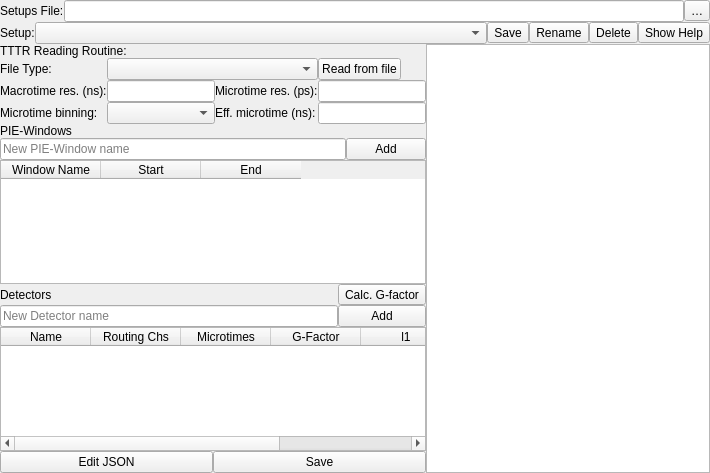
Old version of the form chisurf/gui/widgets/wizard/tttr_channeldefinition/detector_wizard_page.ui in the repository Fluorescence-Tools/chisurf.
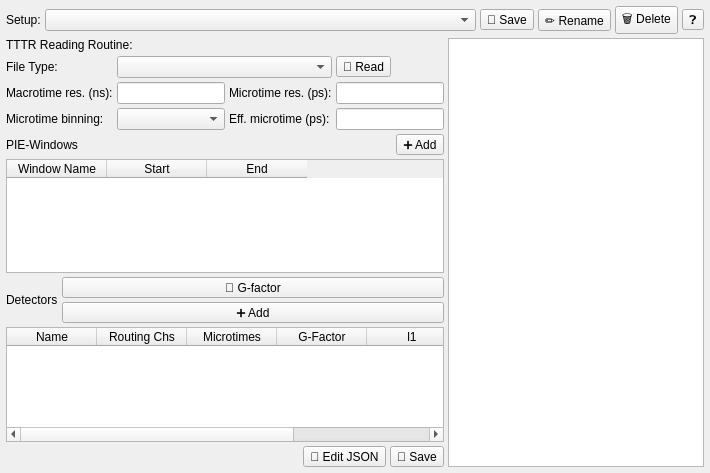
New version of the form.

```diff
--- a/chisurf/gui/widgets/wizard/tttr_channeldefinition/detector_wizard_page.ui
+++ b/chisurf/gui/widgets/wizard/tttr_channeldefinition/detector_wizard_page.ui
@@ -20,81 +20,8 @@
    <string>Detectors and PIE-window definition</string>
   </property>
   <layout class="QGridLayout" name="gridLayout">
-   <property name="leftMargin">
-    <number>0</number>
-   </property>
-   <property name="topMargin">
-    <number>0</number>
-   </property>
-   <property name="rightMargin">
-    <number>0</number>
-   </property>
-   <property name="bottomMargin">
-    <number>0</number>
-   </property>
-   <property name="spacing">
-    <number>0</number>
-   </property>
    <item row="0" column="0" colspan="2">
-    <layout class="QHBoxLayout" name="setups_file_layout">
-     <property name="spacing">
-      <number>0</number>
-     </property>
-     <property name="leftMargin">
-      <number>0</number>
-     </property>
-     <property name="topMargin">
-      <number>0</number>
-     </property>
-     <property name="rightMargin">
-      <number>0</number>
-     </property>
-     <property name="bottomMargin">
-      <number>0</number>
-     </property>
-     <item>
-      <widget class="QLabel" name="label">
-       <property name="text">
-        <string>Setups File:</string>
-       </property>
-      </widget>
-     </item>
-     <item>
-      <widget class="QLineEdit" name="setups_file_le">
-       <property name="readOnly">
-        <bool>true</bool>
-       </property>
-      </widget>
-     </item>
-     <item>
-      <widget class="QToolButton" name="load_setups_file_button">
-       <property name="toolTip">
-        <string>Load a different detector setups file</string>
-       </property>
-       <property name="text">
-        <string>…</string>
-       </property>
-      </widget>
-     </item>
-    </layout>
-   </item>
-   <item row="1" column="0" colspan="2">
     <layout class="QHBoxLayout" name="setup_layout">
-     <property name="spacing">
-      <number>0</number>
-     </property>
-     <property name="leftMargin">
-      <number>0</number>
-     </property>
-     <property name="topMargin">
-      <number>0</number>
-     </property>
-     <property name="rightMargin">
-      <number>0</number>
-     </property>
-     <property name="bottomMargin">
-      <number>0</number>
-     </property>
      <item>
       <widget class="QLabel" name="label_2">
        <property name="sizePolicy">
@@ -114,53 +41,35 @@
      <item>
       <widget class="QToolButton" name="save_setup_button">
        <property name="text">
-        <string>Save</string>
-       </property>
-      </widget>
+         <string>💾 Save</string>
+        </property>
+       <property name="toolTip"><string>Save the current setup parameters.</string></property></widget>
      </item>
      <item>
       <widget class="QToolButton" name="rename_setup_button">
        <property name="text">
-        <string>Rename</string>
-       </property>
-      </widget>
+         <string>✏️ Rename</string>
+        </property>
+       <property name="toolTip"><string>Rename the selected setup.</string></property></widget>
      </item>
      <item>
       <widget class="QToolButton" name="delete_setup_button">
        <property name="text">
-        <string>Delete</string>
-       </property>
-      </widget>
+         <string>🗑️ Delete</string>
+        </property>
+       <property name="toolTip"><string>Delete the selected setup.</string></property></widget>
      </item>
      <item>
       <widget class="QToolButton" name="help_button">
        <property name="text">
-        <string>Show Help</string>
-       </property>
-       <property name="checkable">
-        <bool>true</bool>
-       </property>
-      </widget>
-     </item>
-    </layout>
+          <string>❓</string>
+         </property>
+        <property name="toolTip"><string>Show detailed help on detector setups.</string></property></widget>
+      </item>
+    <property name="leftMargin"><number>0</number></property><property name="topMargin"><number>0</number></property><property name="rightMargin"><number>0</number></property><property name="bottomMargin"><number>0</number></property><property name="spacing"><number>4</number></property></layout>
    </item>
-   <item row="2" column="0">
+    <item row="1" column="0">
     <layout class="QGridLayout" name="tttr_layout">
-     <property name="leftMargin">
-      <number>0</number>
-     </property>
-     <property name="topMargin">
-      <number>0</number>
-     </property>
-     <property name="rightMargin">
-      <number>0</number>
-     </property>
-     <property name="bottomMargin">
-      <number>0</number>
-     </property>
-     <property name="spacing">
-      <number>0</number>
-     </property>
      <item row="0" column="0" colspan="4">
       <widget class="QLabel" name="label_3">
        <property name="text">
@@ -208,7 +117,7 @@
      <item row="3" column="2">
       <widget class="QLabel" name="label_8">
        <property name="text">
-        <string>Eff. microtime (ns):</string>
+        <string>Eff. microtime (ps):</string>
        </property>
       </widget>
      </item>
@@ -220,7 +129,7 @@
       </widget>
      </item>
      <item row="1" column="3">
-      <widget class="QPushButton" name="read_tttr_button">
+       <widget class="QToolButton" name="read_tttr_button">
        <property name="sizePolicy">
         <sizepolicy hsizetype="Fixed" vsizetype="Fixed">
          <horstretch>0</horstretch>
@@ -228,16 +137,16 @@
         </sizepolicy>
        </property>
        <property name="text">
-        <string>Read from file</string>
-       </property>
-      </widget>
+         <string>📂 Read</string>
+        </property>
+       <property name="toolTip"><string>Read TTTR parameters from a TTTR data file.</string></property></widget>
      </item>
      <item row="1" column="1" colspan="2">
-      <widget class="QComboBox" name="file_type_combo"/>
+      <widget class="QComboBox" name="file_type_combo"><property name="toolTip"><string>Specify the TTTR file type/container format.</string></property><property name="sizePolicy"><sizepolicy hsizetype="Expanding" vsizetype="Fixed"><horstretch>0</horstretch><verstretch>0</verstretch></sizepolicy></property></widget>
      </item>
-    </layout>
+    <property name="leftMargin"><number>0</number></property><property name="topMargin"><number>0</number></property><property name="rightMargin"><number>0</number></property><property name="bottomMargin"><number>0</number></property><property name="spacing"><number>4</number></property></layout>
    </item>
-   <item row="2" column="1" rowspan="4">
+    <item row="1" column="1" rowspan="4">
     <widget class="QTextEdit" name="help_text">
      <property name="sizePolicy">
       <sizepolicy hsizetype="Expanding" vsizetype="Minimum">
@@ -259,18 +168,8 @@
      </property>
     </widget>
    </item>
-   <item row="3" column="0">
+    <item row="2" column="0">
     <layout class="QGridLayout" name="gridLayout_2">
-     <property name="spacing">
-      <number>0</number>
-     </property>
-     <item row="2" column="0">
-      <widget class="QLineEdit" name="new_window_le">
-       <property name="placeholderText">
-        <string>New PIE-Window name</string>
-       </property>
-      </widget>
-     </item>
      <item row="0" column="0">
       <widget class="QLabel" name="label_9">
        <property name="text">
@@ -278,14 +177,14 @@
        </property>
       </widget>
      </item>
-     <item row="2" column="1">
-      <widget class="QPushButton" name="add_window_button">
+     <item row="0" column="1">
+       <widget class="QToolButton" name="add_window_button">
        <property name="text">
-        <string>Add</string>
-       </property>
-      </widget>
+         <string>➕ Add</string>
+        </property>
+       <property name="toolTip"><string>Add the new PIE window to the list.</string></property></widget>
      </item>
-     <item row="3" column="0" colspan="2">
+     <item row="1" column="0" colspan="2">
       <widget class="QTableWidget" name="windows_form">
        <property name="sizePolicy">
         <sizepolicy hsizetype="Expanding" vsizetype="Expanding">
@@ -326,22 +225,12 @@
          <string>End</string>
         </property>
        </column>
-      </widget>
+      <column /></widget>
      </item>
-    </layout>
+    <property name="leftMargin"><number>0</number></property><property name="topMargin"><number>0</number></property><property name="rightMargin"><number>0</number></property><property name="bottomMargin"><number>0</number></property><property name="spacing"><number>4</number></property></layout>
    </item>
-   <item row="4" column="0">
+    <item row="3" column="0">
     <layout class="QGridLayout" name="gridLayout_3">
-     <property name="spacing">
-      <number>0</number>
-     </property>
-     <item row="1" column="0">
-      <widget class="QLineEdit" name="new_detector_le">
-       <property name="placeholderText">
-        <string>New Detector name</string>
-       </property>
-      </widget>
-     </item>
      <item row="0" column="0">
       <widget class="QLabel" name="label_10">
        <property name="text">
@@ -349,14 +238,7 @@
        </property>
       </widget>
      </item>
-     <item row="1" column="1">
-      <widget class="QPushButton" name="add_detector_button">
-       <property name="text">
-        <string>Add</string>
-       </property>
-      </widget>
-     </item>
-     <item row="2" column="0" colspan="2">
+     <item row="1" column="0" colspan="2">
       <widget class="QTableWidget" name="detectors_form">
        <property name="sizePolicy">
         <sizepolicy hsizetype="Expanding" vsizetype="Expanding">
@@ -412,51 +294,43 @@
          <string>l2</string>
         </property>
        </column>
-      </widget>
+      <column /><column /></widget>
      </item>
-     <item row="0" column="1">
+     <property name="leftMargin"><number>0</number></property><property name="topMargin"><number>0</number></property><property name="rightMargin"><number>0</number></property><property name="bottomMargin"><number>0</number></property><property name="spacing"><number>4</number></property><item row="0" column="1"><layout class="QVBoxLayout" name="detector_buttons_layout"><property name="spacing"><number>4</number></property><property name="leftMargin"><number>0</number></property><property name="topMargin"><number>0</number></property><property name="rightMargin"><number>0</number></property><property name="bottomMargin"><number>0</number></property><item>
       <widget class="QToolButton" name="toolButton_calc_g_factor">
        <property name="text">
-        <string>Calc. G-factor</string>
-       </property>
-      </widget>
+         <string>🧮 G-factor</string>
+        </property>
+       <property name="toolTip"><string>Calculate the G-factor using reference parameters or calibration data.</string></property><property name="sizePolicy"><sizepolicy hsizetype="Expanding" vsizetype="Fixed"><horstretch>0</horstretch><verstretch>0</verstretch></sizepolicy></property></widget>
      </item>
-    </layout>
-   </item>
-   <item row="5" column="0">
-    <layout class="QGridLayout" name="controls">
-     <property name="leftMargin">
-      <number>0</number>
-     </property>
-     <property name="topMargin">
-      <number>0</number>
-     </property>
-     <property name="rightMargin">
-      <number>0</number>
-     </property>
-     <property name="bottomMargin">
-      <number>0</number>
-     </property>
-     <property name="spacing">
-      <number>0</number>
-     </property>
-     <item row="0" column="2">
-      <widget class="QPushButton" name="edit_json_button">
+    <item>
+       <widget class="QToolButton" name="add_detector_button">
+        <property name="text">
+         <string>➕ Add</string>
+        </property>
+       <property name="toolTip"><string>Add the new detector to the list.</string></property><property name="sizePolicy"><sizepolicy hsizetype="Expanding" vsizetype="Fixed"><horstretch>0</horstretch><verstretch>0</verstretch></sizepolicy></property></widget>
+     </item>
+     </layout></item></layout>
+   </item>
+    <item row="4" column="0">
+     <layout class="QHBoxLayout" name="controls">
+     <item><spacer name="horizontalSpacer"><property name="orientation"><enum>Qt::Horizontal</enum></property><property name="sizeHint" stdset="0"><size><width>40</width><height>20</height></size></property></spacer></item><item>
+       <widget class="QToolButton" name="edit_json_button">
        <property name="text">
-        <string>Edit JSON</string>
+         <string>📝 Edit JSON</string>
        </property>
       </widget>
      </item>
-     <item row="0" column="3">
-      <widget class="QPushButton" name="save_button">
+      <item>
+       <widget class="QToolButton" name="save_button">
        <property name="text">
-        <string>Save</string>
+         <string>💾 Save</string>
        </property>
       </widget>
      </item>
-    </layout>
+    <property name="leftMargin"><number>0</number></property><property name="topMargin"><number>0</number></property><property name="rightMargin"><number>0</number></property><property name="bottomMargin"><number>0</number></property><property name="spacing"><number>4</number></property></layout>
    </item>
-  </layout>
+  <property name="leftMargin"><number>6</number></property><property name="topMargin"><number>6</number></property><property name="rightMargin"><number>6</number></property><property name="bottomMargin"><number>6</number></property><property name="spacing"><number>4</number></property></layout>
  </widget>
  <resources/>
  <connections/>
```
Left out of the diff: 18 changed lines with no effect on the pictures. Lines whose indentation alone changed are shown as unchanged.
